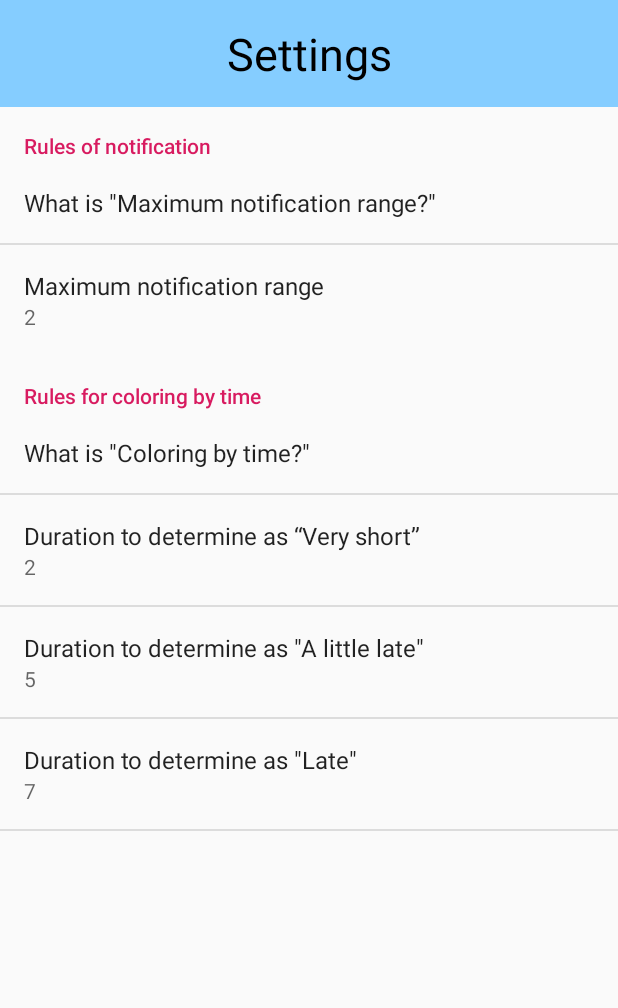
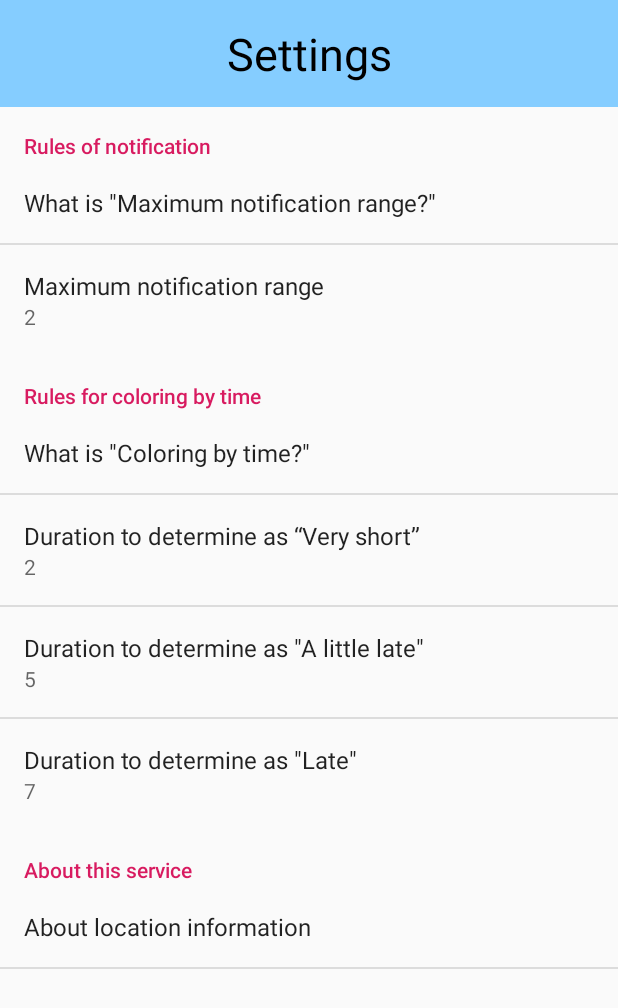
Before and after one commit to webiot-c/android_application, an Android app: the screen it shows after launch (SettingsActivity), after a tap on "TAP TO MOVE TO SETTINGS SCREEN", on a phone screen of 412 x 824 dp. Shown: the top 1008 px of the screen. Run offline under Robolectric (Android 15) with nearby library versions, the phone set to English and light mode, and no system bars; libraries missing offline, so code that uses them is left out: org.java_websocket.handshake.

Commit message:
[edit] 位置情報についての説明を設定画面に移動。

```diff
--- a/app/src/main/java/com/webiot_c/cprss_notifi_recv/app/SettingActivityFragment.java
+++ b/app/src/main/java/com/webiot_c/cprss_notifi_recv/app/SettingActivityFragment.java
@@ -58,6 +58,20 @@ public class SettingActivityFragment extends PreferenceFragment implements Prefe
             }
         });
 
+        findPreference("set_location").setOnPreferenceClickListener(new Preference.OnPreferenceClickListener() {
+            @Override
+            public boolean onPreferenceClick(Preference preference) {
+
+                Intent intent = new Intent(SettingActivityFragment.this.getActivity(), HelpActivity.class);
+                intent.putExtra(HelpActivity.HELP_TITLE, getString(R.string.set_about_location));
+                intent.putExtra(HelpActivity.GIF_RESOURCE, R.raw.describe_mnr);
+                intent.putExtra(HelpActivity.HELP_CONTEXT, getString(R.string.about_location));
+
+                startActivity(intent);
+                return true;
+            }
+        });
+
     }
 
     @Override
--- a/app/src/main/res/values/strings.xml
+++ b/app/src/main/res/values/strings.xml
@@ -21,7 +21,7 @@
     <string name="common_app_title">Notification Receiver</string>
     <string name="manifest_act_title_aedlocation" translatable="false">Map</string>
     <string name="notify_background">%s - Server connection</string>
-    <string name="mainui_about_location">This application can know where are you to determine whether to receive notifications.\nThis application never sends the location to the outside, such as AEDs, the CPRSS Server.</string>
+    <string name="about_location">This application can know where are you to determine whether to receive notifications.\nThis application never sends the location to the outside, such as AEDs, the CPRSS Server.</string>
     <string name="dialog_loc_perm_title">"Permission to get location information is needed. "</string>
     <string name="dialog_loc_perm_context">In this application, the information to be notified is selected using the location information to obtain only the surrounding information.\nPlease allow location information acquisition in the dialog displayed on the next screen.\nIf rejected, the application will be terminated.\n</string>
     <string name="notify_reconnected">The connection with the server has been restored.</string>
@@ -70,4 +70,7 @@
         ]]>
     </string>
     <string name="mainui_setting">Tap to move to settings screen</string>
+    <string name="set_about_this_service">About this service</string>
+    <string name="set_about_location">About location information</string>
+
 </resources>
--- a/app/src/main/res/xml/pref_fragment.xml
+++ b/app/src/main/res/xml/pref_fragment.xml
@@ -1,5 +1,7 @@
 <?xml version="1.0" encoding="utf-8"?>
-<PreferenceScreen xmlns:android="http://schemas.android.com/apk/res/android">
+<PreferenceScreen xmlns:android="http://schemas.android.com/apk/res/android"
+    xmlns:app="http://schemas.android.com/apk/res-auto"
+    xmlns:tools="http://schemas.android.com/tools">
     <PreferenceCategory android:title="@string/set_category_notify_rule">
 
         <Preference
@@ -16,7 +18,6 @@
 
     <PreferenceCategory
         android:title="@string/set_time_separating">
-
         <Preference
             android:key="help_coloring_by_time"
             android:title="@string/set_what_is_time_sep" />
@@ -43,5 +44,10 @@
             android:summary="7" />
 
     </PreferenceCategory>
+    <PreferenceCategory android:title="@string/set_about_this_service">
+        <Preference
+            android:key="set_location"
+            android:title="@string/set_about_location" />
+    </PreferenceCategory>
 
 </PreferenceScreen>
```
Also changed, not shown: 1 other file.
